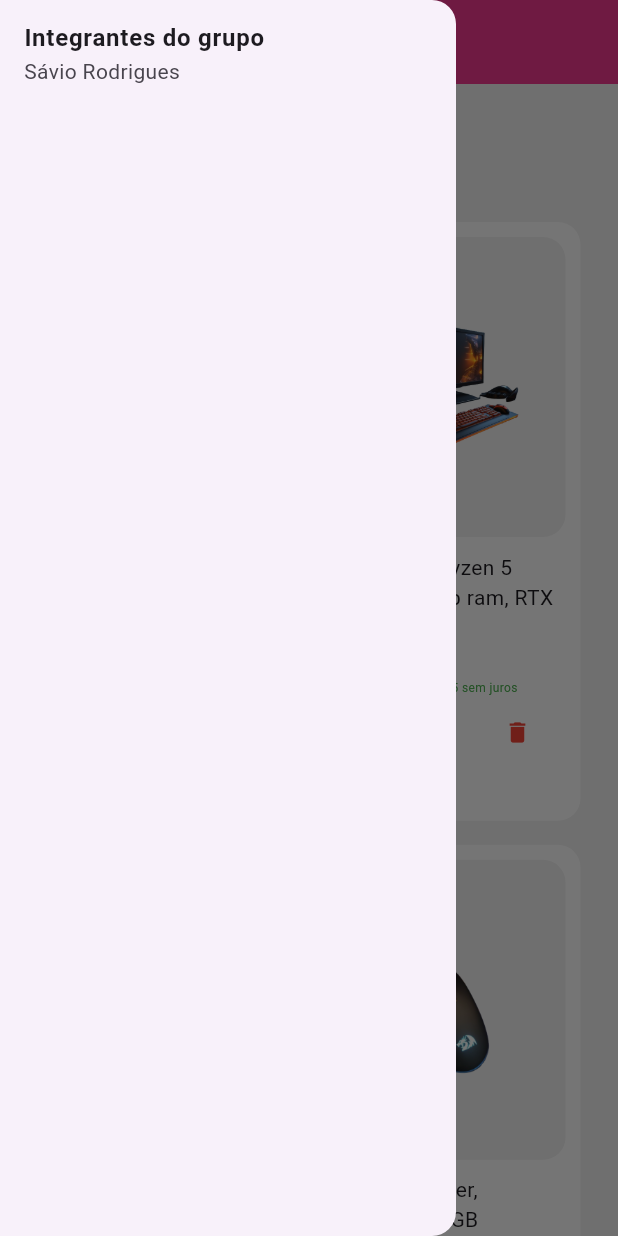
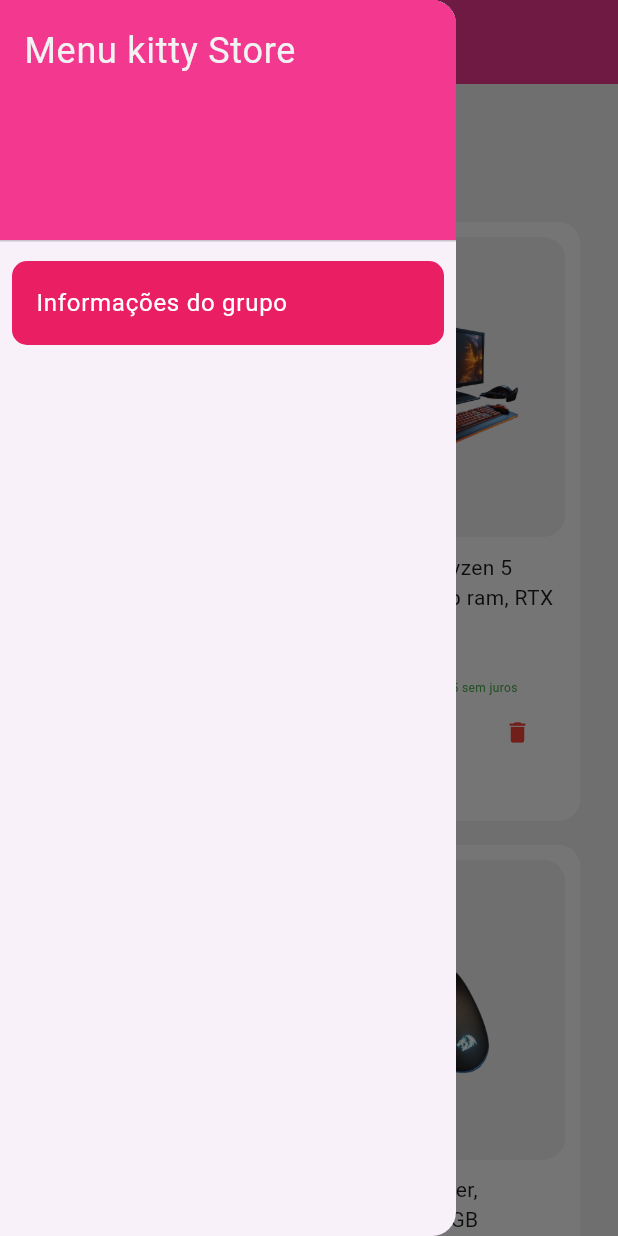
Before and after one commit to Johnl8n/Catalogo, a Flutter app: the screen it shows after launch, with the side drawer open, on a phone screen of 412 x 824 dp. Run offline on Flutter 3.47's test engine with Material 3 defaults, Android fonts, the phone set to English and light mode, and no system bars.

Commit message:
Adicionado drawer, página de sobre projeto e deletar

```diff
--- a/lib/main.dart
+++ b/lib/main.dart
@@ -16,6 +16,9 @@ class MyApp extends StatelessWidget {
       theme: ThemeData(
         colorScheme: ColorScheme.fromSeed(seedColor: Colors.deepPurple),
         useMaterial3: true,
+        appBarTheme: const AppBarTheme(
+          iconTheme: IconThemeData(color: Colors.white), // Define a cor do ícone para branco
+        ),
       ),
       home: HomePage(),
     );
--- a/lib/views/homePage.dart
+++ b/lib/views/homePage.dart
@@ -2,15 +2,10 @@ import 'package:flutter/material.dart';
 import 'package:listaprodutos/models/Produto.dart';
 import 'package:listaprodutos/views/produtos.dart';
 
+import 'infoGrupo.dart';
+
 class HomePage extends StatelessWidget {
-
-  // final List<ProdutoModel> listaProduto = [
-  //   ProdutoModel(nome: "Cadeira Gamer", quantidade: 4, preco: 670.0, descricao: "Cadeira boa para kikar em cima delaaa, ainnn"),
-  //   ProdutoModel(nome: "Pc Gamer", quantidade: 4, preco: 3500.0, descricao: "Roda de tudo, o bixo é bom"),
-  //   ProdutoModel(nome: "Teclado Gamer", quantidade: 4, preco: 210.0, descricao: "Teclado ótimo para jogos de fps"),
-  //   ProdutoModel(nome: "Mouse Gamer", quantidade: 4, preco: 150.0, descricao: "Mouse ótimo para jogos de fps"),
-  // ];
-
+  const HomePage({super.key});
 
   @override
   Widget build(BuildContext context) {
@@ -22,14 +17,41 @@ class HomePage extends StatelessWidget {
         title: const Text("Catálogo de produtos", style: TextStyle(color: Color.fromRGBO(242, 242, 242, 10)),),
         backgroundColor: const Color.fromRGBO(242,56,143, 10),
       ),
-      drawer: const Drawer(
-        child: Column(
+      drawer: Drawer(
+
+        child: ListView(
+          padding: EdgeInsets.zero,
           children: [
-            ListTile(
-              title: Text('Integrantes do grupo', style: TextStyle(fontWeight: FontWeight.bold),),
-              subtitle: Text('Sávio Rodrigues'),
+            const DrawerHeader(
+              decoration: BoxDecoration(
+                color: Color.fromRGBO(242, 56, 143, 10),
+              ),
+              child: Text(
+                'Menu kitty Store',
+                style: TextStyle(
+                  color: Color.fromRGBO(242, 242, 242, 10),
+                  fontSize: 24,
+                ),
+              ),
             ),
-        ],
+            Container(
+              margin: const EdgeInsets.symmetric(vertical: 5, horizontal: 8),
+              decoration: BoxDecoration(
+                color: Colors.pink,
+                borderRadius: BorderRadius.circular(10),
+              ),
+              child: ListTile(
+                title: const Text('Informações do grupo', style: TextStyle(color: Colors.white)), // Define a cor do texto
+                onTap: () {
+                  Navigator.pop(context); // Fecha o Drawer
+                  Navigator.push(
+                    context,
+                    MaterialPageRoute(builder: (context) => const infoGrupo()),
+                  );
+                },
+              ),
+            ),
+          ],
         ),
       ),
 
@@ -56,33 +78,3 @@ class HomePage extends StatelessWidget {
     );
   }
 }
-            // // // Column(
-            // // //   children: List.generate(listaProduto.length, (index){
-            // // //     ProdutoModel produtoModel = listaProduto[index];
-            // // //     return ListTile(
-            // // //       title: Text(produtoModel.nome),
-            // // //       subtitle: Text(' Estoque: ${produtoModel.quantidade} - preço: R\$ ${produtoModel.preco}'),
-            // // //       trailing: IconButton(
-            // // //         icon: Icon(Icons.delete),
-            // // //         onPressed: () {
-            // // //             showDialog(context: context, builder: (BuildContext context ){
-            // // //               return AlertDialog(
-            // // //                 title: Text('Deletar'),
-            // // //                 content: Text("Você deseja Deletar o Item: ${produtoModel.nome}?"),
-            // // //                 actions: [
-            // // //                   TextButton(onPressed: (){
-            // // //                     Navigator.of(context).pop();
-            // // //                   },
-            // // //                   child: Text("Cancelar")),
-            // // //                   TextButton(onPressed: (){}, child: Text("Deletar"))
-            // // //                 ],
-            // // //               );
-            // // //             },
-            // // //             );
-            // // //          },
-            // // //          ),
-            // // //     );
-
-            // // //   }
-            // // //   ),
-            // // // ),
--- a/lib/views/produtos.dart
+++ b/lib/views/produtos.dart
@@ -4,18 +4,24 @@ import 'package:flutter/widgets.dart';
 import 'package:listaprodutos/models/Produto.dart';
 import 'package:listaprodutos/views/produtosDetalhes.dart';
 
-class Produtos extends StatelessWidget {
+
+class Produtos extends StatefulWidget {
    Produtos({super.key});
 
+  @override
+  State<Produtos> createState() => _ProdutosState();
+}
+
+class _ProdutosState extends State<Produtos> {
     final List<ProdutoModel> listaProduto = [
-    ProdutoModel(nome: "Cadeira Gamer de ultima geração, retratil", quantidade: 4, preco: 670.50, descricao: "Cadeira ótima para passar mais de 16 horas jogando, é feita com pena de ganço do monte everest", imagem: 'assets/item0.png', cidade: 'Parnaíba', estado: 'Piauí'),
-    ProdutoModel(nome: "Pc Gamer, ryzen 5 5600G, 16gb ram, RTX 3060", quantidade: 4, preco: 3500.50, descricao: "Roda de tudo, o bixo é bom", imagem: 'assets/item1.png', cidade: 'Parnaíba', estado: 'Piauí'),
-    ProdutoModel(nome: "Teclado Gamer, switch azul, ABNT, RGB", quantidade: 4, preco: 210.20, descricao: "Teclado ótimo para jogos de fps", imagem: 'assets/item2.png', cidade: 'Parnaíba', estado: 'Piauí'),
-    ProdutoModel(nome: "Mouse Gamer, Redragon RGB ajustável", quantidade: 4, preco: 150.30, descricao: "Mouse ótimo para jogos de fps", imagem: 'assets/item3.png', cidade: 'Parnaíba', estado: 'Piauí'),
-    ProdutoModel(nome: "Cadeira Gamer de ultima geração, retratil", quantidade: 4, preco: 670.55, descricao: "Cadeira boa para kikar em cima delaaa, ainnn", imagem: 'assets/item0.png', cidade: 'Parnaíba', estado: 'Piauí'),
-    ProdutoModel(nome: "Pc Gamer, ryzen 5 5600G, 16gb ram, RTX 3060", quantidade: 4, preco: 3500.50, descricao: "Roda de tudo, o bixo é bom", imagem: 'assets/item1.png', cidade: 'Parnaíba', estado: 'Piauí'),
-    ProdutoModel(nome: "Teclado Gamer, switch azul, ABNT, RGB", quantidade: 4, preco: 210.20, descricao: "Teclado ótimo para jogos de fps", imagem: 'assets/item2.png', cidade: 'Parnaíba', estado: 'Piauí'),
-    ProdutoModel(nome: "Cadeira Gamer de ultima geração, retratil", quantidade: 4, preco: 670.50, descricao: "Cadeira boa para kikar em cima delaaa, ainnn", imagem: 'assets/item0.png', cidade: 'Parnaíba', estado: 'Piauí'),
+      ProdutoModel(nome: "Cadeira Gamer de ultima geração, retratil", quantidade: 4, preco: 670.50, descricao: "Cadeira ótima para passar mais de 16 horas jogando, é feita com pena de ganço do monte everest", imagem: 'assets/item0.png', cidade: 'Parnaíba', estado: 'Piauí'),
+      ProdutoModel(nome: "Pc Gamer, ryzen 5 5600G, 16gb ram, RTX 3060", quantidade: 4, preco: 3500.50, descricao: "Roda de tudo, o bixo é bom", imagem: 'assets/item1.png', cidade: 'Parnaíba', estado: 'Piauí'),
+      ProdutoModel(nome: "Teclado Gamer, switch azul, ABNT, RGB", quantidade: 4, preco: 210.20, descricao: "Teclado ótimo para jogos de fps", imagem: 'assets/item2.png', cidade: 'Parnaíba', estado: 'Piauí'),
+      ProdutoModel(nome: "Mouse Gamer, Redragon RGB ajustável", quantidade: 4, preco: 150.30, descricao: "Mouse ótimo para jogos de fps", imagem: 'assets/item3.png', cidade: 'Parnaíba', estado: 'Piauí'),
+      ProdutoModel(nome: "Cadeira Gamer de ultima geração, retratil", quantidade: 4, preco: 670.55, descricao: "Cadeira boa para kikar em cima delaaa, ainnn", imagem: 'assets/item4.png', cidade: 'Parnaíba', estado: 'Piauí'),
+      ProdutoModel(nome: "Pc Gamer, ryzen 5 5600G, 16gb ram, RTX 3060", quantidade: 4, preco: 3500.50, descricao: "Roda de tudo, o bixo é bom", imagem: 'assets/img04.png', cidade: 'Parnaíba', estado: 'Piauí'),
+      ProdutoModel(nome: "Teclado Gamer, switch azul, ABNT, RGB", quantidade: 4, preco: 210.20, descricao: "Teclado ótimo para jogos de fps", imagem: 'assets/img01.png', cidade: 'Parnaíba', estado: 'Piauí'),
+      ProdutoModel(nome: "Cadeira Gamer de ultima geração, retratil", quantidade: 4, preco: 670.50, descricao: "Cadeira boa para kikar em cima delaaa, ainnn", imagem: 'assets/img02.png', cidade: 'Parnaíba', estado: 'Piauí'),
   ];
 
   @override
@@ -96,7 +102,13 @@ class Produtos extends StatelessWidget {
                                               },
                                               child: Text('Cancelar')
                                               ),
-                                              TextButton(onPressed: (){}, child: Text('Deletar', style: TextStyle(color: Colors.red),))
+                                              TextButton(onPressed: (){
+                                                setState(() {
+                                                  listaProduto.removeAt(index);
+                                                });
+                                                Navigator.of(context).pop();
+                                              },
+                                                  child: const Text('Deletar', style: TextStyle(color: Colors.red),))
                                             ],
                                           );
                                         }
```
Also changed, not shown: lib/views/infoGrupo.dart (added, +72 -0 lines), assets/img01.png (added), assets/img02.png (added), assets/img03.png (added), assets/img04.png (added), assets/img05.png (added), assets/img10.png (added).
